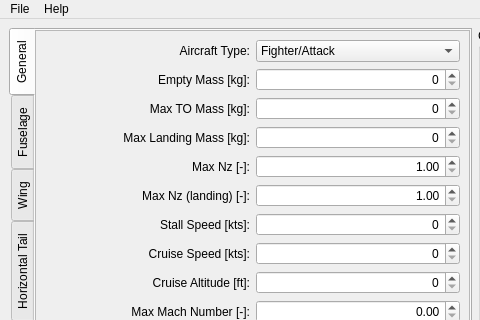
Above: src/gui/MainWindow.ui from marek-cel/mc-mass before the change; both pictures show x 0 to 480 and y 0 to 320 of the 1000 by 676 pixel window. Below: the same form after it.
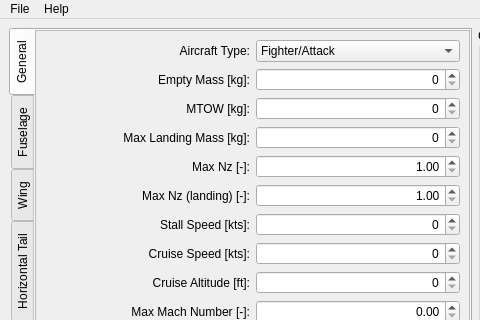
That is the form after the change. Icons and pictures are not drawn.

The edit to the form file:
```diff
--- a/src/gui/MainWindow.ui
+++ b/src/gui/MainWindow.ui
@@ -309,7 +309,7 @@
                <string>maximum take-off mass</string>
               </property>
               <property name="text">
-               <string>Max TO Mass [kg]:</string>
+               <string>MTOW [kg]:</string>
               </property>
               <property name="alignment">
                <set>Qt::AlignRight|Qt::AlignTrailing|Qt::AlignVCenter</set>
```
Left out of the diff: 76 changed lines with no effect on the pictures.
